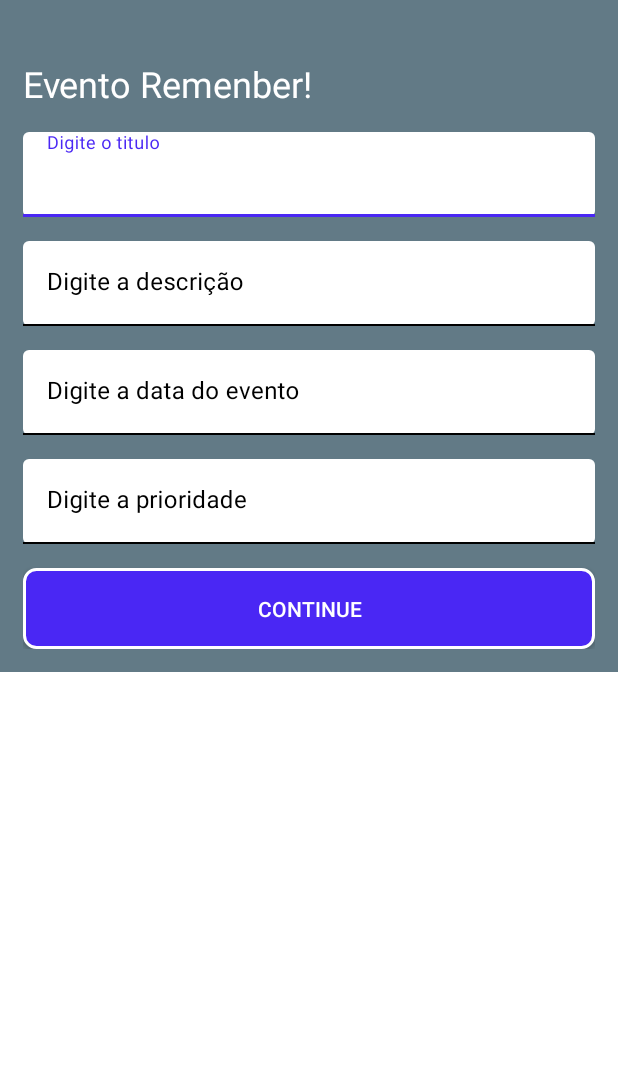
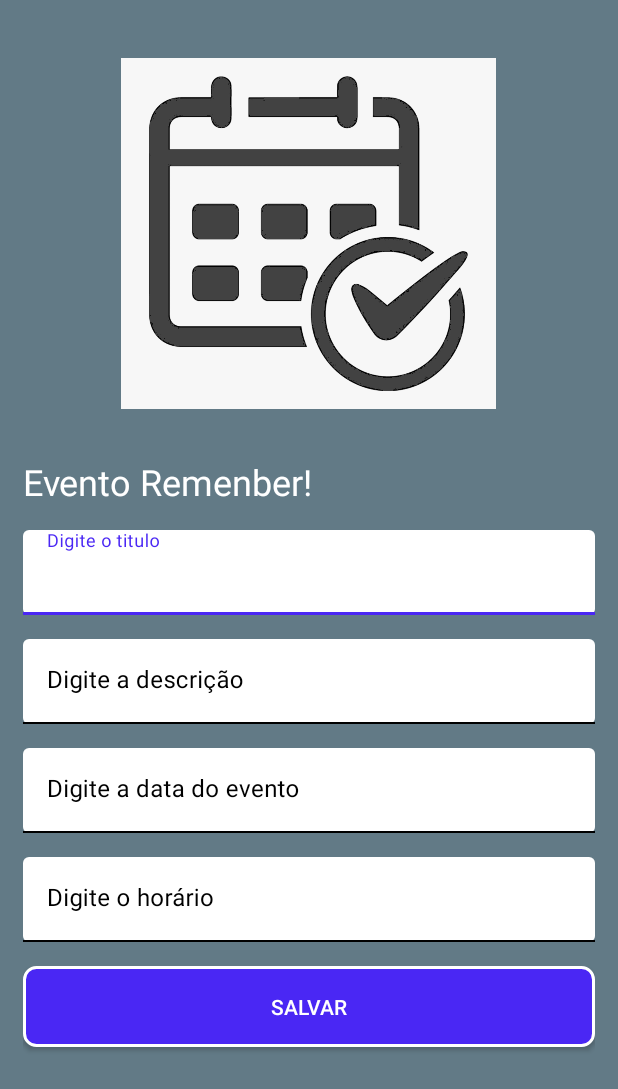
Before and after one commit to walter-retzer/bancoDadosRoom, an Android app: the screen it shows after launch (MainActivity), on a phone screen of 412 x 824 dp. Shown: the top 1089 px of the screen. Run offline under Robolectric (Android 15) with nearby library versions, the phone set to English and light mode, and no system bars; our stand-ins replace Room's generated code.

Commit message:
Teste inicial das funções: delete(), Insert(), listAll(), count() e update() do Banco de Dados.

```diff
--- a/app/src/main/java/com/wdretzer/bancodadosroom/MainActivity.kt
+++ b/app/src/main/java/com/wdretzer/bancodadosroom/MainActivity.kt
@@ -3,9 +3,11 @@ package com.wdretzer.bancodadosroom
 import android.content.Intent
 import androidx.appcompat.app.AppCompatActivity
 import android.os.Bundle
+import android.os.Handler
 import android.widget.Button
 import android.widget.Toast
 import androidx.activity.viewModels
+import com.google.android.material.textfield.TextInputEditText
 import com.wdretzer.bancodadosroom.bd.ListaBD
 import com.wdretzer.bancodadosroom.extension.DataResult
 import com.wdretzer.bancodadosroom.viewmodel.AppViewModel
@@ -13,38 +15,61 @@ import com.wdretzer.bancodadosroom.viewmodel.AppViewModel
 
 class MainActivity : AppCompatActivity() {
 
-    private val viewModelNasa: AppViewModel by viewModels()
+    private val viewModelApp: AppViewModel by viewModels()
 
     private val btnCadastrar: Button
         get() = findViewById(R.id.btn_continue)
+
+    private val textTitulo: TextInputEditText
+        get() = findViewById(R.id.titulo_input_text)
+
+    private val textDescricao: TextInputEditText
+        get() = findViewById(R.id.descricao_input_text)
+
+    private val textData: TextInputEditText
+        get() = findViewById(R.id.data_input_text)
+
+    private val textHorario: TextInputEditText
+        get() = findViewById(R.id.horario_input_text)
+
+    var titulo: String = " "
+    var descricao: String = " "
+    var data: String = " "
+    var horario: String = " "
 
     override fun onCreate(savedInstanceState: Bundle?) {
         super.onCreate(savedInstanceState)
         setContentView(R.layout.activity_main)
 
         getSupportActionBar()?.hide()
-        saveFavourite()
 
         btnCadastrar.setOnClickListener {
-            val intent = Intent(this, ListaBD::class.java)
-            startActivity(intent)
-            //saveFavourite()
+            saveFavourite()
+            sendToListaBD()
         }
     }
 
     private fun saveFavourite() {
-        viewModelNasa.addOrRemoveFavourite("Top das Galáxias", "12h50min").observe(this) {
+        titulo = textTitulo.text.toString()
+        descricao = textDescricao.text.toString()
+        data = textData.text.toString()
+        horario = textHorario.text.toString()
+
+        viewModelApp.addOrRemoveItens(titulo, descricao, data, horario).observe(this) {
             if (it is DataResult.Success) {
-
-                Toast.makeText(this, "Sucesso $it", Toast.LENGTH_SHORT).show()
-
+                Toast.makeText(this, "Dados Salvos no Banco de Dados!", Toast.LENGTH_SHORT).show()
             }
 
             if (it is DataResult.Error) {
-
-                Toast.makeText(this, "Error $it", Toast.LENGTH_SHORT).show()
-
+                Toast.makeText(this, "Error $it ao Salvar os Dados!", Toast.LENGTH_SHORT).show()
             }
         }
     }
+
+    private fun sendToListaBD() {
+        Handler().postDelayed({
+            val intent = Intent(this, ListaBD::class.java)
+            startActivity(intent)
+        }, 2000)
+    }
 }
--- a/app/src/main/java/com/wdretzer/bancodadosroom/bd/AppRoomDao.kt
+++ b/app/src/main/java/com/wdretzer/bancodadosroom/bd/AppRoomDao.kt
@@ -3,37 +3,27 @@ package com.wdretzer.bancodadosroom.bd
 import androidx.room.*
 import androidx.room.Query
 import com.wdretzer.bancodadosroom.dados.Dados
-import kotlinx.coroutines.flow.Flow
-import org.jetbrains.annotations.NotNull
 
 
 @Dao
 interface AppRoomDao {
 
-//    @Insert(onConflict = OnConflictStrategy.IGNORE)
-//    suspend fun insert(word: Dados)
+    // Todas as Funções foram testadas:
+    @Insert(onConflict = OnConflictStrategy.REPLACE)
+    fun insert(vararg word: Dados)
 
-    @Insert(onConflict = OnConflictStrategy.IGNORE)
-    suspend fun insert(vararg word: Dados)
+    @Query("DELETE FROM infoDB")
+    fun deleteAll()
 
-    @NotNull
     @Query("SELECT * FROM infoDB")
     fun listAll(): List<Dados>
 
+    @Query("SELECT COUNT(titulo) FROM infoDB WHERE titulo = :apiData")
+    fun countApiId(vararg apiData: String): Int
+
+    @Query("UPDATE infoDB SET titulo = :itemNew, descricao = :desc, data = :dia, horario = :hora WHERE id = :id")
+    fun updateAll(id: Int, itemNew: String, desc: String, dia: String, hora: String)
+
+    @Query("DELETE FROM infoDB WHERE titulo = :itemDb")
+    fun deleteByApiId(vararg itemDb: String)
 }
-
-
-//    @Insert(onConflict = OnConflictStrategy.REPLACE )
-//    fun insertAll(appEntity: List<AppRoomEntity>)
-//
-//    @Delete
-//    fun delete(vararg appEntity: AppRoomEntity)
-
-//    @Query("DELETE FROM infoDB")
-//    fun deleteAll()
-//
-//    @Query("DELETE FROM infoDB WHERE item = :item")
-//    fun deleteItemId(item: Int?)
-//
-//    @Update
-//    fun update(vararg appEntity: AppRoomEntity)
--- a/app/src/main/java/com/wdretzer/bancodadosroom/extension/DataResult.kt
+++ b/app/src/main/java/com/wdretzer/bancodadosroom/extension/DataResult.kt
@@ -1,8 +1,8 @@
 package com.wdretzer.bancodadosroom.extension
 
-sealed class DataResult<out T: Any> {
-    data class Success <out T: Any> (val dataResult: T): DataResult<T>()
+sealed class DataResult<out T : Any> {
+    data class Success<out T : Any>(val dataResult: T) : DataResult<T>()
     data class Error(val error: Throwable) : DataResult<Nothing>()
     data class Loading(val isLoading: Boolean) : DataResult<Nothing>()
-    object Empty: DataResult<Nothing>()
+    object Empty : DataResult<Nothing>()
 }
--- a/app/src/main/java/com/wdretzer/bancodadosroom/util/AppUtil.kt
+++ b/app/src/main/java/com/wdretzer/bancodadosroom/util/AppUtil.kt
@@ -5,7 +5,7 @@ import android.content.Context
 import com.wdretzer.bancodadosroom.bd.DataBaseFactory
 
 
-class AppUtil: Application() {
+class AppUtil : Application() {
 
     override fun onCreate() {
         super.onCreate()
@@ -13,7 +13,7 @@ class AppUtil: Application() {
         appContext = applicationContext
     }
 
-    companion object{
+    companion object {
         var appContext: Context? = null
     }
 }
--- a/app/src/main/java/com/wdretzer/bancodadosroom/viewmodel/AppViewModel.kt
+++ b/app/src/main/java/com/wdretzer/bancodadosroom/viewmodel/AppViewModel.kt
@@ -2,7 +2,6 @@ package com.wdretzer.bancodadosroom.viewmodel
 
 import androidx.lifecycle.ViewModel
 import androidx.lifecycle.asLiveData
-import com.wdretzer.bancodadosroom.dados.Dados
 import com.wdretzer.bancodadosroom.repository.AppRepository
 import kotlinx.coroutines.CoroutineDispatcher
 import kotlinx.coroutines.Dispatchers
@@ -14,9 +13,9 @@ class AppViewModel(
     private val dispatcher: CoroutineDispatcher = Dispatchers.IO
 ) : ViewModel() {
 
-    fun addOrRemoveFavourite(item: String, item2: String) =
-        repository.addOrRemoveFavourite(item, item2).flowOn(dispatcher).asLiveData()
+    fun addOrRemoveItens(item: String, item2: String, item3: String, item4: String) =
+        repository.addOrRemoveItens(item, item2, item3, item4).flowOn(dispatcher).asLiveData()
 
-    fun getFavourite() = repository.getFavourite().flowOn(dispatcher).asLiveData()
+    fun getListSave() = repository.getListSave().flowOn(dispatcher).asLiveData()
 
 }
--- a/app/src/main/res/layout/activity_main.xml
+++ b/app/src/main/res/layout/activity_main.xml
@@ -4,14 +4,20 @@
     xmlns:tools="http://schemas.android.com/tools"
     style="Widget.Design.BottomSheet.Modal"
     android:layout_width="match_parent"
-    android:layout_height="wrap_content"
-    android:layout_marginBottom="10dp"
+    android:layout_height="match_parent"
     android:background="@color/cinza"
     android:backgroundTint="@color/cinza"
     android:backgroundTintMode="screen"
     android:orientation="vertical"
     android:padding="15dp"
     tools:context=".MainActivity">
+
+    <ImageView
+        android:layout_width="250dp"
+        android:layout_height="250dp"
+        android:layout_gravity="center"
+        android:layout_marginTop="15dp"
+        android:src="@drawable/event" />
 
     <TextView
         android:id="@+id/text"
@@ -38,7 +44,8 @@
         <com.google.android.material.textfield.TextInputEditText
             android:id="@+id/titulo_input_text"
             android:layout_width="match_parent"
-            android:layout_height="wrap_content" />
+            android:layout_height="wrap_content"
+            android:textColor="@color/black" />
     </com.google.android.material.textfield.TextInputLayout>
 
     <com.google.android.material.textfield.TextInputLayout
@@ -57,7 +64,8 @@
         <com.google.android.material.textfield.TextInputEditText
             android:id="@+id/descricao_input_text"
             android:layout_width="match_parent"
-            android:layout_height="wrap_content" />
+            android:layout_height="wrap_content"
+            android:textColor="@color/black" />
     </com.google.android.material.textfield.TextInputLayout>
 
     <com.google.android.material.textfield.TextInputLayout
@@ -76,7 +84,8 @@
         <com.google.android.material.textfield.TextInputEditText
             android:id="@+id/data_input_text"
             android:layout_width="match_parent"
-            android:layout_height="wrap_content" />
+            android:layout_height="wrap_content"
+            android:textColor="@color/black" />
     </com.google.android.material.textfield.TextInputLayout>
 
     <com.google.android.material.textfield.TextInputLayout
@@ -85,7 +94,7 @@
         android:layout_width="match_parent"
         android:layout_height="wrap_content"
         android:layout_marginTop="16dp"
-        android:hint="Digite a prioridade"
+        android:hint="Digite o horário"
         android:textColorHint="@color/black"
         app:boxBackgroundColor="@color/white"
         app:boxBackgroundMode="filled"
@@ -93,9 +102,10 @@
         app:hintTextColor="@color/blue">
 
         <com.google.android.material.textfield.TextInputEditText
-            android:id="@+id/prioridade_input_text"
+            android:id="@+id/horario_input_text"
             android:layout_width="match_parent"
-            android:layout_height="wrap_content" />
+            android:layout_height="wrap_content"
+            android:textColor="@color/black" />
     </com.google.android.material.textfield.TextInputLayout>
 
     <androidx.appcompat.widget.AppCompatButton
@@ -105,7 +115,7 @@
         android:layout_gravity="center"
         android:layout_marginTop="16dp"
         android:background="@drawable/button"
-        android:text="Continue"
+        android:text="Salvar"
         android:textColor="@color/white"
         android:textColorHint="@color/white" />
 
```
Also changed, not shown: app/src/main/java/com/wdretzer/bancodadosroom/bd/ListaBD.kt (+4 -18 lines), app/src/main/java/com/wdretzer/bancodadosroom/dados/Dados.kt (+7 -3 lines), app/src/main/java/com/wdretzer/bancodadosroom/dados/InfoDados.kt (+6 -1 lines), app/src/main/java/com/wdretzer/bancodadosroom/recycler/ItensAdapter.kt (+12 -9 lines), app/src/main/java/com/wdretzer/bancodadosroom/repository/AppRepository.kt (+39 -12 lines), app/src/main/res/layout/card_item.xml (+20 -3 lines), app/src/main/res/drawable-v24/event.png (added).
